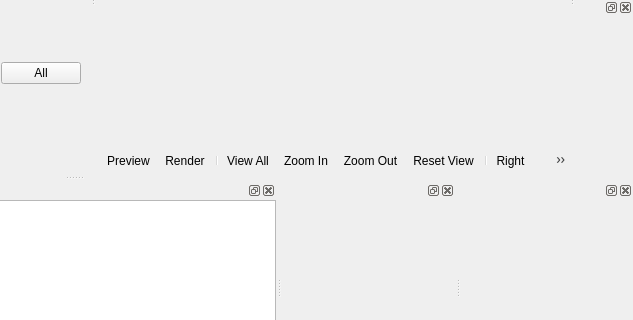
Above: src/gui/MainWindow.ui from openscad/openscad before the change; both pictures show x 485 to 1118 and y 222 to 542 of the 1118 by 636 pixel window. Below: the same form after it.
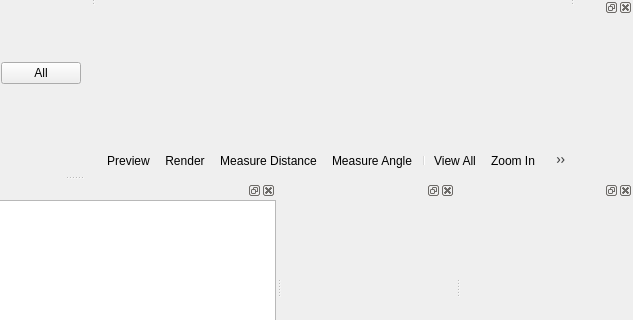
That is the form after the change. Icons and pictures are not drawn. Custom widgets are drawn as their Qt base class.

Commit message: distance measureing tool usable

What changed in the file:
```diff
--- a/src/gui/MainWindow.ui
+++ b/src/gui/MainWindow.ui
@@ -169,6 +169,8 @@
         <widget class="QToolBar" name="viewerToolBar">
          <addaction name="designActionPreview"/>
          <addaction name="designActionRender"/>
+         <addaction name="designActionMeasureDist"/>
+         <addaction name="designActionMeasureAngle"/>
          <addaction name="separator"/>
          <addaction name="viewActionViewAll"/>
          <addaction name="viewActionZoomIn"/>
@@ -983,6 +985,22 @@
     <string>F8</string>
    </property>
   </action>
+  <action name="designActionMeasureDist">
+   <property name="text">
+    <string>Measure &amp;Distance</string>
+   </property>
+   <property name="shortcut">
+    <string>d</string>
+   </property>
+  </action>
+  <action name="designActionMeasureAngle">
+   <property name="text">
+    <string>Measure &amp;Angle</string>
+   </property>
+   <property name="shortcut">
+    <string>a</string>
+   </property>
+  </action>
   <action name="designCheckValidity">
    <property name="text">
     <string>&amp;Check Validity</string>
```
Left out of the diff: 2 changed lines with no effect on the pictures. The commit also changes 9 other files.
